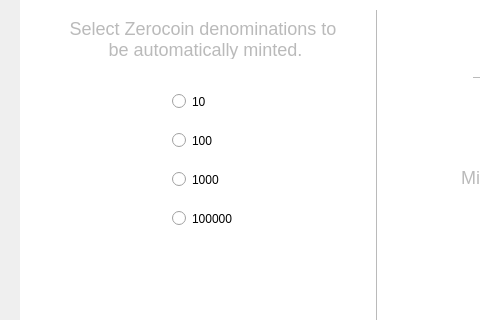
The window that src/qt/veil/forms/settingsminting.ui (Veil-Project/veil) describes before a commit, drawn with Qt 5; both pictures show x 0 to 480 and y 115 to 435 of the 1100 by 600 pixel window.
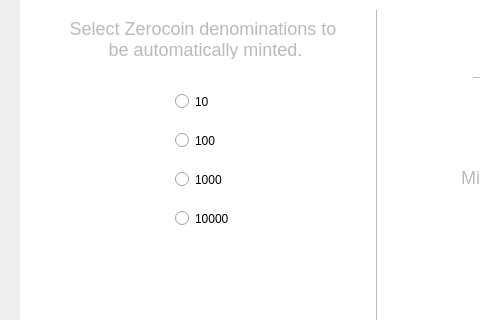
The same window after the commit. Icons and pictures are not drawn.

What changed in the file:
```diff
--- a/src/qt/veil/forms/settingsminting.ui
+++ b/src/qt/veil/forms/settingsminting.ui
@@ -334,7 +334,7 @@
                <item>
                 <widget class="QRadioButton" name="radioButton100000">
                  <property name="text">
-                  <string>100000</string>
+                  <string>10000</string>
                  </property>
                 </widget>
                </item>
```
